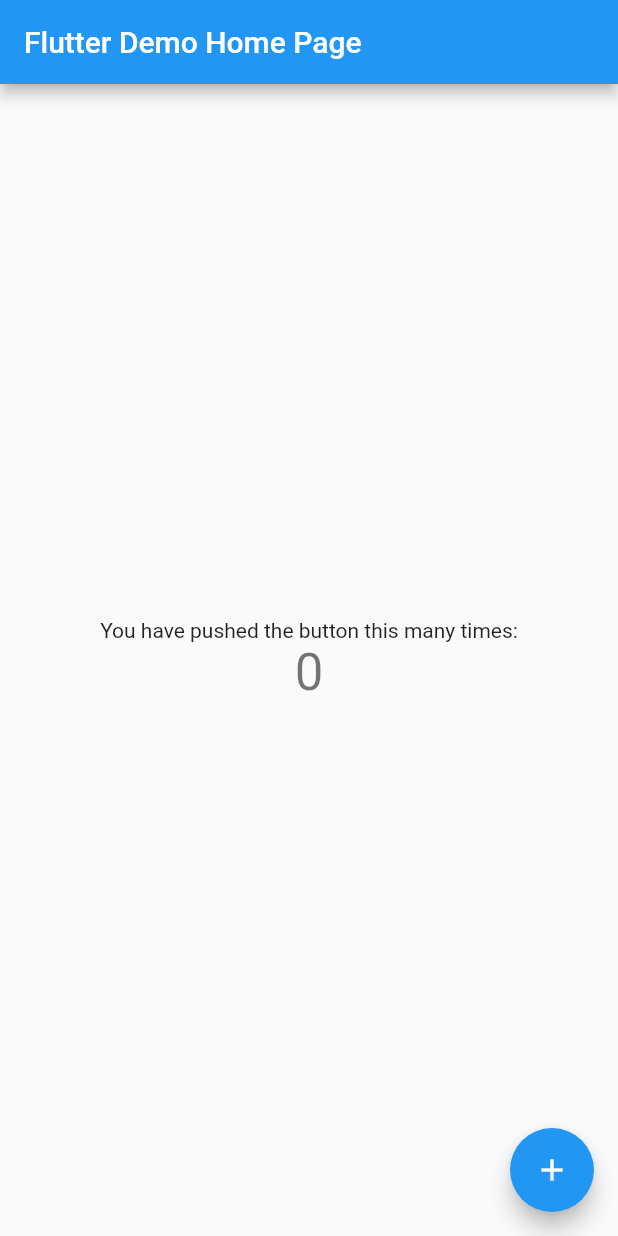
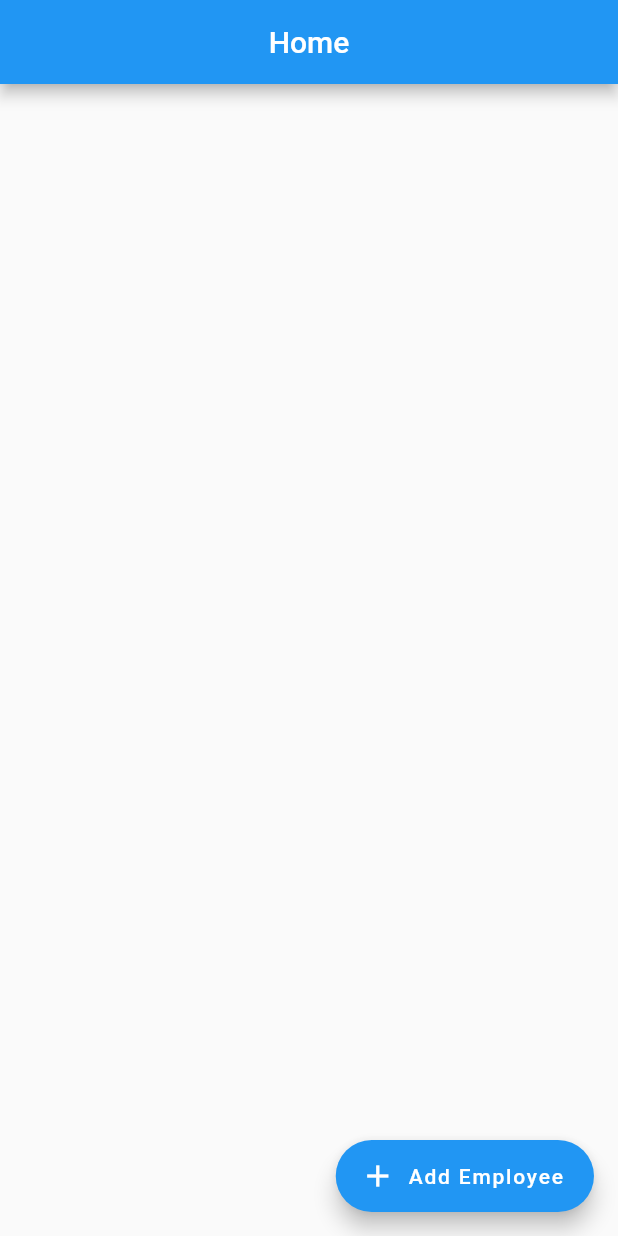
Before and after one commit to SouravPall/crud_flutter, a Flutter app: the screen it shows after launch, on a phone screen of 412 x 824 dp. Run offline on Flutter 3.47's test engine with Material 2 defaults, Android fonts, the phone set to English and light mode, and no system bars; missing offline and left inert: dart:ffi.

Commit message:
add page

```diff
--- a/lib/main.dart
+++ b/lib/main.dart
@@ -1,3 +1,5 @@
+import 'package:crud_flutter/route/route_generator.dart';
+import 'package:crud_flutter/screen/home_screen.dart';
 import 'package:flutter/material.dart';
 
 void main() {
@@ -11,105 +13,13 @@ class MyApp extends StatelessWidget {
   @override
   Widget build(BuildContext context) {
     return MaterialApp(
+      debugShowCheckedModeBanner: false,
       title: 'Flutter Demo',
       theme: ThemeData(
-        // This is the theme of your application.
-        //
-        // Try running your application with "flutter run". You'll see the
-        // application has a blue toolbar. Then, without quitting the app, try
-        // changing the primarySwatch below to Colors.green and then invoke
-        // "hot reload" (press "r" in the console where you ran "flutter run",
-        // or simply save your changes to "hot reload" in a Flutter IDE).
-        // Notice that the counter didn't reset back to zero; the application
-        // is not restarted.
         primarySwatch: Colors.blue,
       ),
-      home: const MyHomePage(title: 'Flutter Demo Home Page'),
+      initialRoute: '/',
+      onGenerateRoute: RouteGenerator.generateRoute,
     );
   }
 }
-
-class MyHomePage extends StatefulWidget {
-  const MyHomePage({Key? key, required this.title}) : super(key: key);
-
-  // This widget is the home page of your application. It is stateful, meaning
-  // that it has a State object (defined below) that contains fields that affect
-  // how it looks.
-
-  // This class is the configuration for the state. It holds the values (in this
-  // case the title) provided by the parent (in this case the App widget) and
-  // used by the build method of the State. Fields in a Widget subclass are
-  // always marked "final".
-
-  final String title;
-
-  @override
-  State<MyHomePage> createState() => _MyHomePageState();
-}
-
-class _MyHomePageState extends State<MyHomePage> {
-  int _counter = 0;
-
-  void _incrementCounter() {
-    setState(() {
-      // This call to setState tells the Flutter framework that something has
-      // changed in this State, which causes it to rerun the build method below
-      // so that the display can reflect the updated values. If we changed
-      // _counter without calling setState(), then the build method would not be
-      // called again, and so nothing would appear to happen.
-      _counter++;
-    });
-  }
-
-  @override
-  Widget build(BuildContext context) {
-    // This method is rerun every time setState is called, for instance as done
-    // by the _incrementCounter method above.
-    //
-    // The Flutter framework has been optimized to make rerunning build methods
-    // fast, so that you can just rebuild anything that needs updating rather
-    // than having to individually change instances of widgets.
-    return Scaffold(
-      appBar: AppBar(
-        // Here we take the value from the MyHomePage object that was created by
-        // the App.build method, and use it to set our appbar title.
-        title: Text(widget.title),
-      ),
-      body: Center(
-        // Center is a layout widget. It takes a single child and positions it
-        // in the middle of the parent.
-        child: Column(
-          // Column is also a layout widget. It takes a list of children and
-          // arranges them vertically. By default, it sizes itself to fit its
-          // children horizontally, and tries to be as tall as its parent.
-          //
-          // Invoke "debug painting" (press "p" in the console, choose the
-          // "Toggle Debug Paint" action from the Flutter Inspector in Android
-          // Studio, or the "Toggle Debug Paint" command in Visual Studio Code)
-          // to see the wireframe for each widget.
-          //
-          // Column has various properties to control how it sizes itself and
-          // how it positions its children. Here we use mainAxisAlignment to
-          // center the children vertically; the main axis here is the vertical
-          // axis because Columns are vertical (the cross axis would be
-          // horizontal).
-          mainAxisAlignment: MainAxisAlignment.center,
-          children: <Widget>[
-            const Text(
-              'You have pushed the button this many times:',
-            ),
-            Text(
-              '$_counter',
-              style: Theme.of(context).textTheme.headline4,
-            ),
-          ],
-        ),
-      ),
-      floatingActionButton: FloatingActionButton(
-        onPressed: _incrementCounter,
-        tooltip: 'Increment',
-        child: const Icon(Icons.add),
-      ), // This trailing comma makes auto-formatting nicer for build methods.
-    );
-  }
-}
--- /dev/null
+++ b/lib/route/route_generator.dart
@@ -0,0 +1,28 @@
+import 'package:crud_flutter/screen/add_employee_screen.dart';
+import 'package:crud_flutter/screen/home_screen.dart';
+import 'package:flutter/material.dart';
+
+class RouteGenerator{
+  static Route<dynamic> generateRoute(RouteSettings settings){
+    switch(settings.name) {
+      case '/':
+        return MaterialPageRoute(builder: (_) => const HomeScreen());
+      case '/add_employee' :
+        return MaterialPageRoute(builder: (_) => const AddEmployeeScreen());
+      default:
+        return _errorRoute();
+    }
+  }
+  static Route<dynamic> _errorRoute(){
+    return MaterialPageRoute(builder: (_) {
+      return Scaffold(
+        appBar: AppBar(
+          title: const Text('No Route'),
+        ),
+        body: const Center(
+          child: Text('Sorry no route was found!', style:  TextStyle(color:  Colors.red, fontSize: 18.0)),
+        ),
+      );
+    });
+  }
+}
--- /dev/null
+++ b/lib/screen/home_screen.dart
@@ -0,0 +1,30 @@
+import 'dart:ffi';
+
+import 'package:flutter/material.dart';
+
+class HomeScreen extends StatelessWidget {
+  const HomeScreen({Key? key}) : super(key: key);
+
+  @override
+  Widget build(BuildContext context) {
+   return Scaffold(
+     appBar: AppBar(
+       title: const Text('Home'),
+       centerTitle: true,
+     ),
+     body: Column(
+       children: [
+
+       ],
+     ),
+     floatingActionButton: FloatingActionButton.extended(
+         onPressed: () {
+           Navigator.pushNamed(context, '/add_employee');
+         },
+         icon: const Icon(Icons.add),
+         label: const Text('Add Employee')
+     ),
+   );
+
+  }
+}
```
Also changed, not shown: lib/screen/add_employee_screen.dart (added, +42 -0 lines), pubspec.yaml (+6 -10 lines), pubspec.lock.
